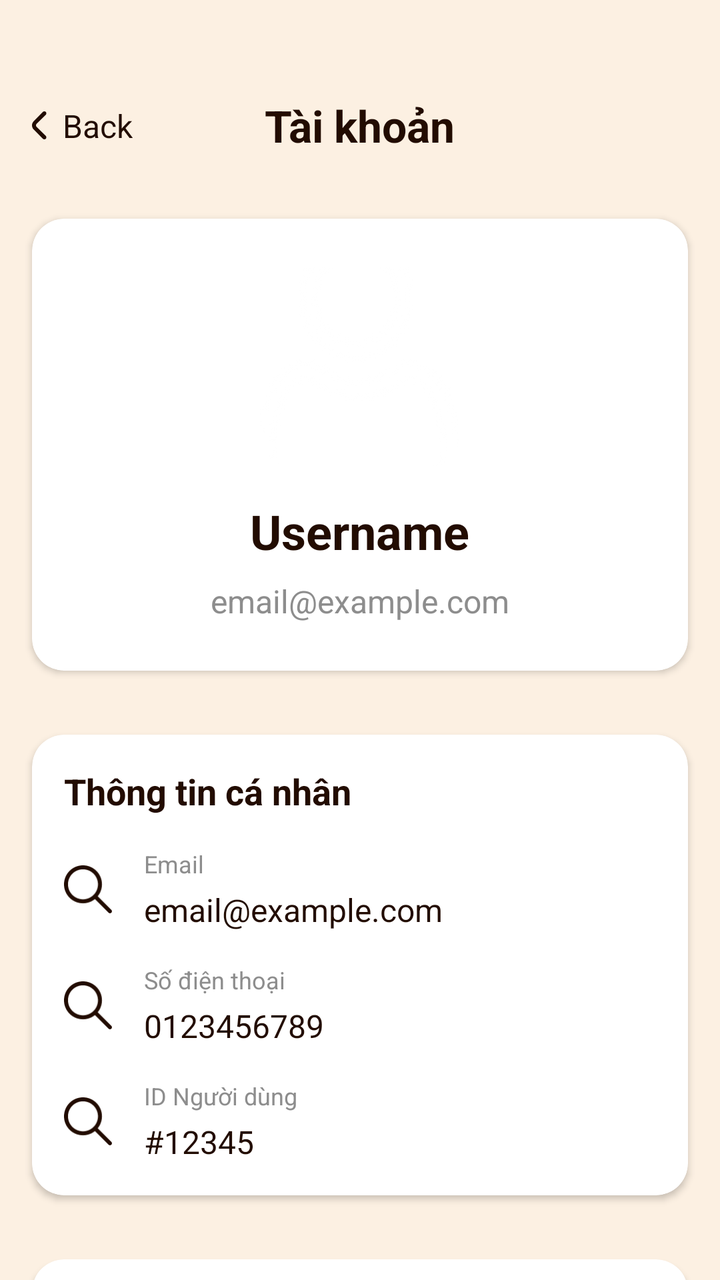
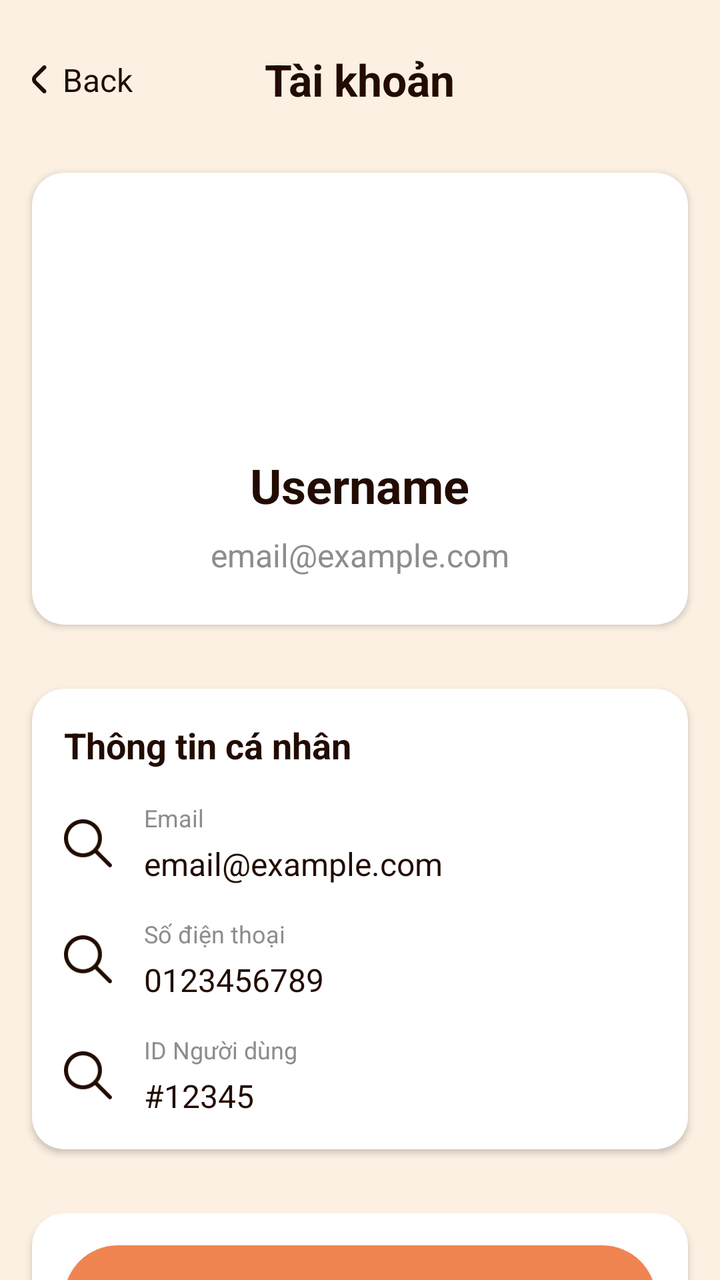

Before-and-after screenshots of an Android layout around one commit, followed by the original layout XML and the change that was made.
<!-- AndroidManifest.xml: application theme Theme.Coffeeshop -->
<!-- res/layout/activity_profile.xml -->
<?xml version="1.0" encoding="utf-8"?>
<androidx.constraintlayout.widget.ConstraintLayout xmlns:android="http://schemas.android.com/apk/res/android"
    xmlns:app="http://schemas.android.com/apk/res-auto"
    xmlns:tools="http://schemas.android.com/tools"
    android:id="@+id/main"
    android:layout_width="match_parent"
    android:layout_height="match_parent"
    android:background="@color/lightCream"
    tools:context=".Activity.ProfileActivity">

    <androidx.core.widget.NestedScrollView
        android:layout_width="match_parent"
        android:layout_height="match_parent"
        app:layout_constraintBottom_toBottomOf="parent"
        app:layout_constraintEnd_toEndOf="parent"
        app:layout_constraintStart_toStartOf="parent"
        app:layout_constraintTop_toTopOf="parent">

        <LinearLayout
            android:layout_width="match_parent"
            android:layout_height="wrap_content"
            android:orientation="vertical"
            android:paddingBottom="32dp">

            
            <androidx.constraintlayout.widget.ConstraintLayout
                android:id="@+id/toolbar"
                android:layout_width="match_parent"
                android:layout_height="wrap_content"
                android:layout_marginTop="48dp"
                android:paddingBottom="16dp">

                <LinearLayout
                    android:id="@+id/btnBack"
                    android:layout_width="wrap_content"
                    android:layout_height="wrap_content"
                    android:layout_marginStart="16dp"
                    android:orientation="horizontal"
                    app:layout_constraintBottom_toBottomOf="parent"
                    app:layout_constraintStart_toStartOf="parent"
                    app:layout_constraintTop_toTopOf="parent">

                    <ImageView
                        android:layout_width="wrap_content"
                        android:layout_height="wrap_content"
                        android:layout_gravity="center_vertical"
                        app:srcCompat="@drawable/back" />

                    <TextView
                        android:layout_width="wrap_content"
                        android:layout_height="wrap_content"
                        android:layout_marginStart="8dp"
                        android:layout_gravity="center_vertical"
                        android:text="Back"
                        android:textColor="@color/darkBrown"
                        android:textSize="16sp" />
                </LinearLayout>

                <TextView
                    android:id="@+id/txtTitle"
                    android:layout_width="wrap_content"
                    android:layout_height="wrap_content"
                    android:text="Tài khoản"
                    android:textColor="@color/darkBrown"
                    android:textSize="22sp"
                    android:textStyle="bold"
                    app:layout_constraintBottom_toBottomOf="parent"
                    app:layout_constraintEnd_toEndOf="parent"
                    app:layout_constraintStart_toStartOf="parent"
                    app:layout_constraintTop_toTopOf="parent" />
            </androidx.constraintlayout.widget.ConstraintLayout>

            
            <androidx.cardview.widget.CardView
                android:layout_width="match_parent"
                android:layout_height="wrap_content"
                android:layout_margin="16dp"
                android:elevation="4dp"
                app:cardBackgroundColor="@color/white"
                app:cardCornerRadius="16dp">

                <LinearLayout
                    android:layout_width="match_parent"
                    android:layout_height="wrap_content"
                    android:orientation="vertical"
                    android:padding="24dp">

                    
                    <com.google.android.material.imageview.ShapeableImageView
                        android:id="@+id/imgAvatar"
                        android:layout_width="100dp"
                        android:layout_height="100dp"
                        android:layout_gravity="center_horizontal"
                        android:scaleType="centerCrop"
                        android:src="@drawable/btn_5"
                        app:shapeAppearanceOverlay="@style/CircleImageView" />

                    <TextView
                        android:id="@+id/txtUsername"
                        android:layout_width="wrap_content"
                        android:layout_height="wrap_content"
                        android:layout_gravity="center_horizontal"
                        android:layout_marginTop="16dp"
                        android:text="Username"
                        android:textColor="@color/darkBrown"
                        android:textSize="24sp"
                        android:textStyle="bold" />

                    <TextView
                        android:id="@+id/txtEmail"
                        android:layout_width="wrap_content"
                        android:layout_height="wrap_content"
                        android:layout_gravity="center_horizontal"
                        android:layout_marginTop="8dp"
                        android:text="email@example.com"
                        android:textColor="@color/grey"
                        android:textSize="16sp" />
                </LinearLayout>
            </androidx.cardview.widget.CardView>

            
            <androidx.cardview.widget.CardView
                android:layout_width="match_parent"
                android:layout_height="wrap_content"
                android:layout_margin="16dp"
                android:elevation="4dp"
                app:cardBackgroundColor="@color/white"
                app:cardCornerRadius="16dp">

                <LinearLayout
                    android:layout_width="match_parent"
                    android:layout_height="wrap_content"
                    android:orientation="vertical"
                    android:padding="16dp">

                    <TextView
                        android:layout_width="wrap_content"
                        android:layout_height="wrap_content"
                        android:layout_marginBottom="16dp"
                        android:text="Thông tin cá nhân"
                        android:textColor="@color/darkBrown"
                        android:textSize="18sp"
                        android:textStyle="bold" />

                    
                    <LinearLayout
                        android:layout_width="match_parent"
                        android:layout_height="wrap_content"
                        android:layout_marginBottom="16dp"
                        android:orientation="horizontal">

                        <ImageView
                            android:layout_width="24dp"
                            android:layout_height="24dp"
                            android:layout_gravity="center_vertical"
                            android:src="@drawable/search_icon" />

                        <LinearLayout
                            android:layout_width="0dp"
                            android:layout_height="wrap_content"
                            android:layout_marginStart="16dp"
                            android:layout_weight="1"
                            android:orientation="vertical">

                            <TextView
                                android:layout_width="wrap_content"
                                android:layout_height="wrap_content"
                                android:text="Email"
                                android:textColor="@color/grey"
                                android:textSize="12sp" />

                            <TextView
                                android:id="@+id/txtEmailValue"
                                android:layout_width="wrap_content"
                                android:layout_height="wrap_content"
                                android:layout_marginTop="4dp"
                                android:text="email@example.com"
                                android:textColor="@color/darkBrown"
                                android:textSize="16sp" />
                        </LinearLayout>
                    </LinearLayout>

                    
                    <LinearLayout
                        android:layout_width="match_parent"
                        android:layout_height="wrap_content"
                        android:layout_marginBottom="16dp"
                        android:orientation="horizontal">

                        <ImageView
                            android:layout_width="24dp"
                            android:layout_height="24dp"
                            android:layout_gravity="center_vertical"
                            android:src="@drawable/search_icon" />

                        <LinearLayout
                            android:layout_width="0dp"
                            android:layout_height="wrap_content"
                            android:layout_marginStart="16dp"
                            android:layout_weight="1"
                            android:orientation="vertical">

                            <TextView
                                android:layout_width="wrap_content"
                                android:layout_height="wrap_content"
                                android:text="Số điện thoại"
                                android:textColor="@color/grey"
                                android:textSize="12sp" />

                            <TextView
                                android:id="@+id/txtPhoneValue"
                                android:layout_width="wrap_content"
                                android:layout_height="wrap_content"
                                android:layout_marginTop="4dp"
                                android:text="0123456789"
                                android:textColor="@color/darkBrown"
                                android:textSize="16sp" />
                        </LinearLayout>
                    </LinearLayout>

                    
                    <LinearLayout
                        android:layout_width="match_parent"
                        android:layout_height="wrap_content"
                        android:orientation="horizontal">

                        <ImageView
                            android:layout_width="24dp"
                            android:layout_height="24dp"
                            android:layout_gravity="center_vertical"
                            android:src="@drawable/search_icon" />

                        <LinearLayout
                            android:layout_width="0dp"
                            android:layout_height="wrap_content"
                            android:layout_marginStart="16dp"
                            android:layout_weight="1"
                            android:orientation="vertical">

                            <TextView
                                android:layout_width="wrap_content"
                                android:layout_height="wrap_content"
                                android:text="ID Người dùng"
                                android:textColor="@color/grey"
                                android:textSize="12sp" />

                            <TextView
                                android:id="@+id/txtUserIdValue"
                                android:layout_width="wrap_content"
                                android:layout_height="wrap_content"
                                android:layout_marginTop="4dp"
                                android:text="#12345"
                                android:textColor="@color/darkBrown"
                                android:textSize="16sp" />
                        </LinearLayout>
                    </LinearLayout>
                </LinearLayout>
            </androidx.cardview.widget.CardView>

            
            <androidx.cardview.widget.CardView
                android:layout_width="match_parent"
                android:layout_height="wrap_content"
                android:layout_margin="16dp"
                android:elevation="4dp"
                app:cardBackgroundColor="@color/white"
                app:cardCornerRadius="16dp">

                <LinearLayout
                    android:layout_width="match_parent"
                    android:layout_height="wrap_content"
                    android:orientation="vertical"
                    android:padding="16dp">

                    <androidx.appcompat.widget.AppCompatButton
                        android:id="@+id/btnEditProfile"
                        style="@android:style/Widget.Button"
                        android:layout_width="match_parent"
                        android:layout_height="wrap_content"
                        android:layout_marginBottom="12dp"
                        android:background="@drawable/orange_bg"
                        android:padding="16dp"
                        android:text="Chỉnh sửa thông tin"
                        android:textColor="@color/white"
                        android:textSize="16sp"
                        android:textStyle="bold" />

                    <androidx.appcompat.widget.AppCompatButton
                        android:id="@+id/btnLogout"
                        style="@android:style/Widget.Button"
                        android:layout_width="match_parent"
                        android:layout_height="wrap_content"
                        android:background="@drawable/dark_brown_bg"
                        android:padding="16dp"
                        android:text="Đăng xuất"
                        android:textColor="@color/white"
                        android:textSize="16sp"
                        android:textStyle="bold" />
                </LinearLayout>
            </androidx.cardview.widget.CardView>

        </LinearLayout>
    </androidx.core.widget.NestedScrollView>

    <ProgressBar
        android:id="@+id/progressBar"
        style="?android:attr/progressBarStyle"
        android:layout_width="wrap_content"
        android:layout_height="wrap_content"
        android:indeterminateTint="@color/orange"
        android:indeterminateTintMode="src_in"
        android:visibility="gone"
        app:layout_constraintBottom_toBottomOf="parent"
        app:layout_constraintEnd_toEndOf="parent"
        app:layout_constraintStart_toStartOf="parent"
        app:layout_constraintTop_toTopOf="parent" />

</androidx.constraintlayout.widget.ConstraintLayout>
<!-- resources referenced by this layout -->
<resources>
  <color name="darkBrown">#220C01</color>
  <color name="grey">#8D8D8D</color>
  <color name="lightCream">#FCF0E2</color>
  <color name="orange">#F08450</color>
  <color name="white">#FFFFFFFF</color>
  <!-- drawable back: png bitmap (drawable-hdpi, 279 bytes) -->
  <!-- drawable btn_5: png bitmap (drawable-hdpi, 776 bytes) -->
  <!-- drawable dark_brown_bg (drawable) -->
  <?xml version="1.0" encoding="utf-8"?>
  <selector xmlns:android="http://schemas.android.com/apk/res/android">
      <item>
          <shape android:shape="rectangle">
              <solid android:color="@color/darkBrown"/>
              <corners android:radius="15sp"/>
          </shape>
      </item>
  </selector>
  <!-- drawable orange_bg (drawable) -->
  <?xml version="1.0" encoding="utf-8"?>
  <selector xmlns:android="http://schemas.android.com/apk/res/android">
      <item>
          <shape android:shape="rectangle">
              <solid android:color="@color/orange"/>
              <corners android:radius="50dp"/>
          </shape>
      </item>
  </selector>
  <!-- drawable search_icon: png bitmap (drawable-hdpi, 900 bytes) -->
  <style name="CircleImageView">
          <item name="cornerFamily">rounded</item>
          <item name="cornerSize">15dp</item>
      </style>
  <style name="Theme.Coffeeshop" parent="Base.Theme.Coffeeshop" />
  <style name="Base.Theme.Coffeeshop" parent="Theme.Material3.DayNight.NoActionBar">
          
          
      </style>
</resources>

<!-- the commit's change to res/layout/activity_profile.xml (unified diff, before → after) -->
@@ -27,7 +27,7 @@
                 android:id="@+id/toolbar"
                 android:layout_width="match_parent"
                 android:layout_height="wrap_content"
-                android:layout_marginTop="48dp"
+                android:layout_marginTop="25dp"
                 android:paddingBottom="16dp">
 
                 <LinearLayout
